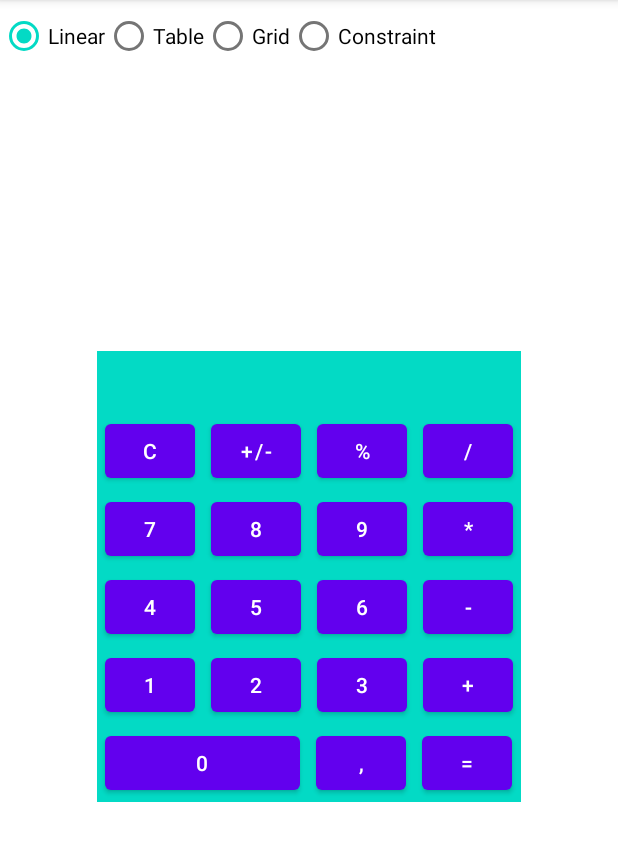
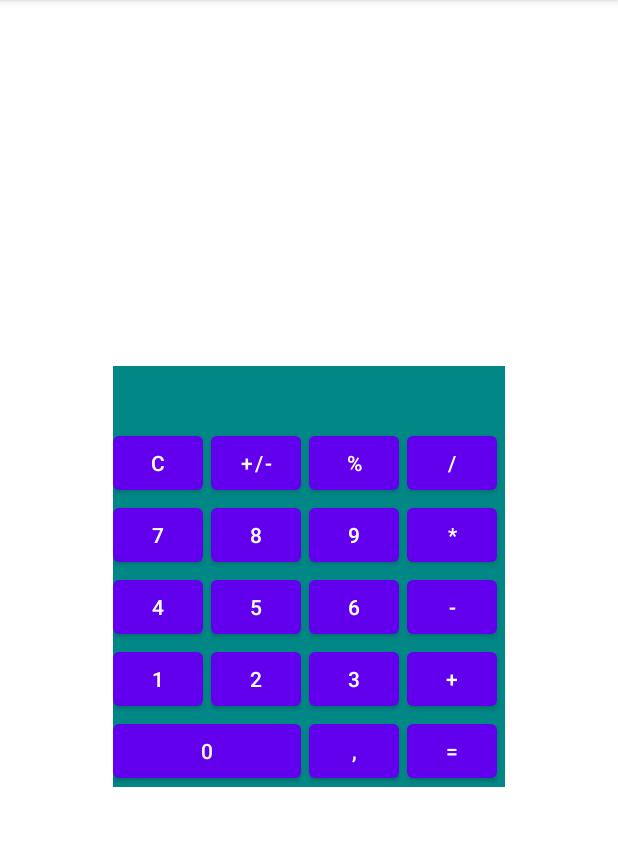
Before and after one commit to danilmv/Android1v2, an Android app: the screen it shows after launch (MainActivity), on a phone screen of 412 x 824 dp, the part 84-945 px from its top. Run offline under Robolectric (Android 15) with nearby library versions, the phone set to English and light mode, and no system bars.

Commit message:
L3: clear layout

```diff
--- a/calculator/src/main/java/com/andriod/calculator/MainActivity.java
+++ b/calculator/src/main/java/com/andriod/calculator/MainActivity.java
@@ -1,50 +1,14 @@
 package com.andriod.calculator;
 
-import androidx.annotation.LayoutRes;
 import androidx.appcompat.app.AppCompatActivity;
 
 import android.os.Bundle;
-import android.view.LayoutInflater;
-import android.view.ViewStub;
-import android.widget.FrameLayout;
-import android.widget.RadioButton;
-import android.widget.RadioGroup;
 
 public class MainActivity extends AppCompatActivity {
-    private FrameLayout container;
-    private boolean inflated;
 
     @Override
     protected void onCreate(Bundle savedInstanceState) {
         super.onCreate(savedInstanceState);
         setContentView(R.layout.activity_main);
-
-        container = findViewById(R.id.container);
-
-        RadioGroup rg = findViewById(R.id.radio_group);
-        rg.setOnCheckedChangeListener((group, checkedId) -> {
-            switch (checkedId) {
-                case R.id.radio_linear:
-                    setStubView(R.layout.calculator_linear);
-                    break;
-                case R.id.radio_table:
-                    setStubView(R.layout.calculator_table);
-                    break;
-                case R.id.radio_grid:
-                    setStubView(R.layout.calculator_grid);
-                    break;
-                case R.id.radio_constraint:
-                    setStubView(R.layout.calculator_constraint);
-                    break;
-            }
-        });
-
-        RadioButton rbLinear = findViewById(R.id.radio_linear);
-        rbLinear.setChecked(true);
-    }
-
-    private void setStubView(@LayoutRes int layoutResource) {
-        container.removeAllViews();
-        container.addView(LayoutInflater.from(this).inflate(layoutResource,container, false));
     }
 }
--- a/calculator/src/main/res/layout-land/activity_main.xml
+++ b/calculator/src/main/res/layout-land/activity_main.xml
@@ -7,12 +7,11 @@
     <androidx.appcompat.widget.AppCompatImageView
         android:layout_width="match_parent"
         android:layout_height="match_parent"
-        android:scaleType="fitEnd"
-        app:srcCompat="@drawable/desk" />
+        android:scaleType="center"
+        app:srcCompat="@drawable/desk"/>
 
-    <androidx.constraintlayout.widget.ConstraintLayout xmlns:android="http://schemas.android.com/apk/res/android"
-        xmlns:app="http://schemas.android.com/apk/res-auto"
-        xmlns:tools="http://schemas.android.com/tools"
+
+    <androidx.constraintlayout.widget.ConstraintLayout
         android:layout_width="match_parent"
         android:layout_height="match_parent">
 
@@ -25,41 +24,8 @@
             app:layout_constraintStart_toStartOf="parent"
             app:layout_constraintTop_toTopOf="parent">
 
-            <include layout="@layout/calculator_linear" />
+            <include layout="@layout/calculator_grid" />
         </FrameLayout>
-
-        <RadioGroup
-            android:id="@+id/radio_group"
-            android:layout_width="wrap_content"
-            android:layout_height="wrap_content"
-            android:orientation="vertical"
-            app:layout_constraintStart_toStartOf="parent"
-            app:layout_constraintTop_toTopOf="parent">
-
-            <RadioButton
-                android:id="@+id/radio_linear"
-                android:layout_width="wrap_content"
-                android:layout_height="wrap_content"
-                android:text="Linear" />
-
-            <RadioButton
-                android:id="@+id/radio_table"
-                android:layout_width="wrap_content"
-                android:layout_height="wrap_content"
-                android:text="Table" />
-
-            <RadioButton
-                android:id="@+id/radio_grid"
-                android:layout_width="wrap_content"
-                android:layout_height="wrap_content"
-                android:text="Grid" />
-
-            <RadioButton
-                android:id="@+id/radio_constraint"
-                android:layout_width="wrap_content"
-                android:layout_height="wrap_content"
-                android:text="Constraint" />
-        </RadioGroup>
 
     </androidx.constraintlayout.widget.ConstraintLayout>
 </FrameLayout>
--- a/calculator/src/main/res/layout/activity_main.xml
+++ b/calculator/src/main/res/layout/activity_main.xml
@@ -6,9 +6,9 @@
 
     <androidx.appcompat.widget.AppCompatImageView
         android:layout_width="match_parent"
-        android:layout_height="900dp"
-        app:srcCompat="@drawable/desk"
-        android:scaleType="center"/>
+        android:layout_height="match_parent"
+        android:scaleType="center"
+        app:srcCompat="@drawable/desk"/>
 
 
     <androidx.constraintlayout.widget.ConstraintLayout
@@ -24,41 +24,8 @@
             app:layout_constraintStart_toStartOf="parent"
             app:layout_constraintTop_toTopOf="parent">
 
-            <include layout="@layout/calculator_linear" />
+            <include layout="@layout/calculator_grid" />
         </FrameLayout>
-
-        <RadioGroup
-            android:id="@+id/radio_group"
-            android:layout_width="wrap_content"
-            android:layout_height="wrap_content"
-            android:orientation="horizontal"
-            app:layout_constraintStart_toStartOf="parent"
-            app:layout_constraintTop_toTopOf="parent">
-
-            <RadioButton
-                android:id="@+id/radio_linear"
-                android:layout_width="wrap_content"
-                android:layout_height="wrap_content"
-                android:text="Linear" />
-
-            <RadioButton
-                android:id="@+id/radio_table"
-                android:layout_width="wrap_content"
-                android:layout_height="wrap_content"
-                android:text="Table" />
-
-            <RadioButton
-                android:id="@+id/radio_grid"
-                android:layout_width="wrap_content"
-                android:layout_height="wrap_content"
-                android:text="Grid" />
-
-            <RadioButton
-                android:id="@+id/radio_constraint"
-                android:layout_width="wrap_content"
-                android:layout_height="wrap_content"
-                android:text="Constraint" />
-        </RadioGroup>
 
     </androidx.constraintlayout.widget.ConstraintLayout>
 </FrameLayout>
--- a/calculator/src/main/res/layout/calculator_linear.xml
+++ /dev/null
@@ -1,204 +0,0 @@
-<?xml version="1.0" encoding="utf-8"?>
-<LinearLayout xmlns:android="http://schemas.android.com/apk/res/android"
-    android:layout_width="match_parent"
-    android:layout_height="match_parent"
-    xmlns:tools="http://schemas.android.com/tools"
-    android:orientation="vertical"
-    android:background="@color/teal_200">
-
-    <TextView
-        android:id="@+id/text_output"
-        android:layout_width="match_parent"
-        android:layout_height="wrap_content"
-        android:singleLine="true"
-        tools:text="12345678"
-        android:textSize="30sp" />
-
-    <LinearLayout
-        android:layout_width="wrap_content"
-        android:layout_height="wrap_content"
-        android:orientation="horizontal">
-
-        <Button
-            android:id="@+id/button_c"
-            android:layout_width="@dimen/button_width"
-            android:layout_height="wrap_content"
-            android:layout_marginHorizontal="@dimen/buttons_margin_horizontal"
-            android:layout_marginVertical="@dimen/buttons_margin_vertical"
-            android:text="@string/cancel" />
-
-        <Button
-            android:id="@+id/button_sign"
-            android:layout_width="@dimen/button_width"
-            android:layout_height="wrap_content"
-            android:layout_marginHorizontal="@dimen/buttons_margin_horizontal"
-            android:layout_marginVertical="@dimen/buttons_margin_vertical"
-            android:text="@string/sign" />
-
-        <Button
-            android:id="@+id/button_percent"
-            android:layout_width="@dimen/button_width"
-            android:layout_height="wrap_content"
-            android:layout_marginHorizontal="@dimen/buttons_margin_horizontal"
-            android:layout_marginVertical="@dimen/buttons_margin_vertical"
-            android:text="@string/percent" />
-
-        <Button
-            android:id="@+id/button_divide"
-            android:layout_width="@dimen/button_width"
-            android:layout_height="wrap_content"
-            android:layout_marginHorizontal="@dimen/buttons_margin_horizontal"
-            android:layout_marginVertical="@dimen/buttons_margin_vertical"
-            android:text="@string/divide" />
-
-    </LinearLayout>
-
-    <LinearLayout
-        android:layout_width="wrap_content"
-        android:layout_height="wrap_content"
-        android:orientation="horizontal">
-
-        <Button
-            android:id="@+id/button_7"
-            android:layout_width="@dimen/button_width"
-            android:layout_height="wrap_content"
-            android:layout_marginHorizontal="@dimen/buttons_margin_horizontal"
-            android:layout_marginVertical="@dimen/buttons_margin_vertical"
-            android:text="@string/button_7" />
-
-        <Button
-            android:id="@+id/button_8"
-            android:layout_width="@dimen/button_width"
-            android:layout_height="wrap_content"
-            android:layout_marginHorizontal="@dimen/buttons_margin_horizontal"
-            android:layout_marginVertical="@dimen/buttons_margin_vertical"
-            android:text="@string/button_8" />
-
-        <Button
-            android:id="@+id/button_9"
-            android:layout_width="@dimen/button_width"
-            android:layout_height="wrap_content"
-            android:layout_marginHorizontal="@dimen/buttons_margin_horizontal"
-            android:layout_marginVertical="@dimen/buttons_margin_vertical"
-            android:text="@string/button_9" />
-
-        <Button
-            android:id="@+id/button_multiply"
-            android:layout_width="@dimen/button_width"
-            android:layout_height="wrap_content"
-            android:layout_marginHorizontal="@dimen/buttons_margin_horizontal"
-            android:layout_marginVertical="@dimen/buttons_margin_vertical"
-            android:text="@string/multiply" />
-
-    </LinearLayout>
-
-    <LinearLayout
-        android:layout_width="wrap_content"
-        android:layout_height="wrap_content"
-        android:orientation="horizontal">
-
-        <Button
-            android:id="@+id/button_4"
-            android:layout_width="@dimen/button_width"
-            android:layout_height="wrap_content"
-            android:layout_marginHorizontal="@dimen/buttons_margin_horizontal"
-            android:layout_marginVertical="@dimen/buttons_margin_vertical"
-            android:text="@string/button_4" />
-
-        <Button
-            android:id="@+id/button_5"
-            android:layout_width="@dimen/button_width"
-            android:layout_height="wrap_content"
-            android:layout_marginHorizontal="@dimen/buttons_margin_horizontal"
-            android:layout_marginVertical="@dimen/buttons_margin_vertical"
-            android:text="@string/button_5" />
-
-        <Button
-            android:id="@+id/button_6"
-            android:layout_width="@dimen/button_width"
-            android:layout_height="wrap_content"
-            android:layout_marginHorizontal="@dimen/buttons_margin_horizontal"
-            android:layout_marginVertical="@dimen/buttons_margin_vertical"
-            android:text="@string/button_6" />
-
-        <Button
-            android:id="@+id/button_subtract"
-            android:layout_width="@dimen/button_width"
-            android:layout_height="wrap_content"
-            android:layout_marginHorizontal="@dimen/buttons_margin_horizontal"
-            android:layout_marginVertical="@dimen/buttons_margin_vertical"
-            android:text="@string/subtract" />
-
-    </LinearLayout>
-
-    <LinearLayout
-        android:layout_width="wrap_content"
-        android:layout_height="wrap_content"
-        android:orientation="horizontal">
-
-        <Button
-            android:id="@+id/button_1"
-            android:layout_width="@dimen/button_width"
-            android:layout_height="wrap_content"
-            android:layout_marginHorizontal="@dimen/buttons_margin_horizontal"
-            android:layout_marginVertical="@dimen/buttons_margin_vertical"
-            android:text="@string/button_1" />
-
-        <Button
-            android:id="@+id/button_2"
-            android:layout_width="@dimen/button_width"
-            android:layout_height="wrap_content"
-            android:layout_marginHorizontal="@dimen/buttons_margin_horizontal"
-            android:layout_marginVertical="@dimen/buttons_margin_vertical"
-            android:text="@string/button_2" />
-
-        <Button
-            android:id="@+id/button_3"
-            android:layout_width="@dimen/button_width"
-            android:layout_height="wrap_content"
-            android:layout_marginHorizontal="@dimen/buttons_margin_horizontal"
-            android:layout_marginVertical="@dimen/buttons_margin_vertical"
-            android:text="@string/button_3" />
-
-        <Button
-            android:id="@+id/button_add"
-            android:layout_width="@dimen/button_width"
-            android:layout_height="wrap_content"
-            android:layout_marginHorizontal="@dimen/buttons_margin_horizontal"
-            android:layout_marginVertical="@dimen/buttons_margin_vertical"
-            android:text="@string/add" />
-
-    </LinearLayout>
-
-    <LinearLayout
-        android:layout_width="wrap_content"
-        android:layout_height="wrap_content"
-        android:orientation="horizontal">
-
-        <Button
-            android:id="@+id/button_0"
-            android:layout_width="@dimen/button_wide_width"
-            android:layout_height="wrap_content"
-            android:layout_marginHorizontal="@dimen/buttons_margin_horizontal"
-            android:layout_marginVertical="@dimen/buttons_margin_vertical"
-            android:text="@string/button_0" />
-
-        <Button
-            android:id="@+id/button_point"
-            android:layout_width="@dimen/button_width"
-            android:layout_height="wrap_content"
-            android:layout_marginHorizontal="@dimen/buttons_margin_horizontal"
-            android:layout_marginVertical="@dimen/buttons_margin_vertical"
-            android:text="@string/point" />
-
-        <Button
-            android:id="@+id/button_equal"
-            android:layout_width="@dimen/button_width"
-            android:layout_height="wrap_content"
-            android:layout_marginHorizontal="@dimen/buttons_margin_horizontal"
-            android:layout_marginVertical="@dimen/buttons_margin_vertical"
-            android:text="@string/equal" />
-
-    </LinearLayout>
-
-</LinearLayout>
```
Also changed, not shown: calculator/src/main/res/layout/calculator_constraint.xml (deleted, +0 -209 lines), calculator/src/main/res/layout/calculator_table.xml (deleted, +0 -184 lines).
